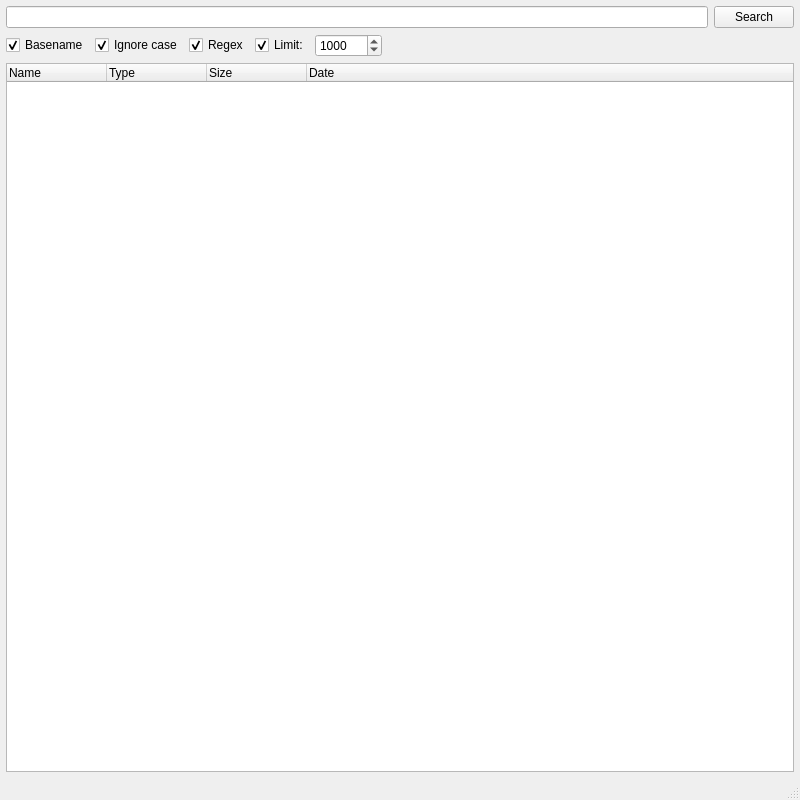
Before: the Qt Designer form mainwindow.ui in oWeRQ/qlocate, drawn with Qt 5.
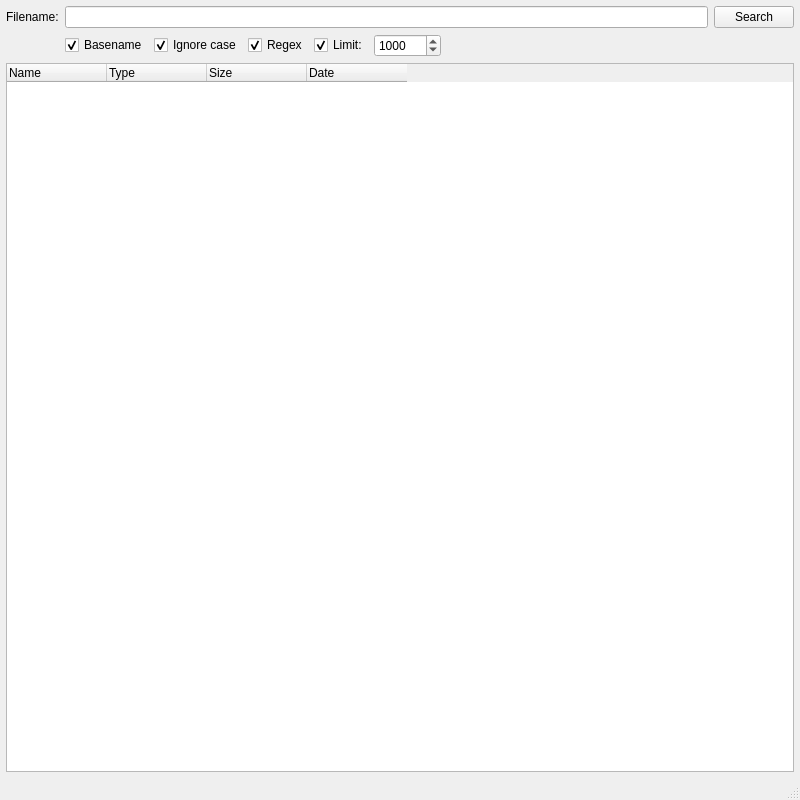
After: the same form once the commit is applied.

Commit message: more pretty face

```diff
--- a/mainwindow.ui
+++ b/mainwindow.ui
@@ -18,7 +18,7 @@
     <property name="margin">
      <number>6</number>
     </property>
-    <item row="0" column="0">
+    <item row="0" column="1">
      <widget class="QLineEdit" name="lineEdit">
       <property name="focusPolicy">
        <enum>Qt::StrongFocus</enum>
@@ -31,7 +31,7 @@
       </property>
      </widget>
     </item>
-    <item row="8" column="0" colspan="3">
+    <item row="8" column="0" colspan="4">
      <widget class="QTreeWidget" name="treeWidget">
       <property name="animated">
        <bool>true</bool>
@@ -48,6 +48,12 @@
       <property name="columnCount">
        <number>4</number>
       </property>
+      <attribute name="headerStretchLastSection">
+       <bool>false</bool>
+      </attribute>
+      <attribute name="headerStretchLastSection">
+       <bool>false</bool>
+      </attribute>
       <column>
        <property name="text">
         <string>Name</string>
@@ -70,7 +76,7 @@
       </column>
      </widget>
     </item>
-    <item row="0" column="1" colspan="2">
+    <item row="0" column="2" colspan="2">
      <widget class="QPushButton" name="pushButton">
       <property name="text">
        <string>Search</string>
@@ -80,8 +86,8 @@
       </property>
      </widget>
     </item>
-    <item row="3" column="0">
-     <layout class="QGridLayout" name="gridLayout_options" rowstretch="0,0,0">
+    <item row="3" column="1">
+     <layout class="QGridLayout" name="gridLayout_options" rowstretch="0,0">
       <item row="1" column="1">
        <widget class="QCheckBox" name="checkBox_basename">
         <property name="text">
@@ -153,18 +159,15 @@
       </item>
      </layout>
     </item>
+    <item row="0" column="0">
+     <widget class="QLabel" name="label">
+      <property name="text">
+       <string>Filename:</string>
+      </property>
+     </widget>
+    </item>
    </layout>
   </widget>
-  <widget class="QMenuBar" name="menuBar">
-   <property name="geometry">
-    <rect>
-     <x>0</x>
-     <y>0</y>
-     <width>800</width>
-     <height>21</height>
-    </rect>
-   </property>
-  </widget>
   <widget class="QStatusBar" name="statusBar"/>
  </widget>
  <layoutdefault spacing="6" margin="11"/>
```
The commit also changes 2 other files.
